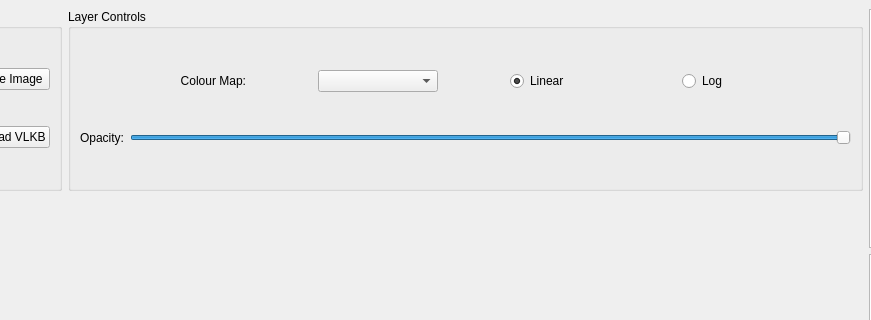
VisIVOLab/VisIVOVisualAnalytics, file Code/ui/pqwindowimage.ui: the form before one commit; both pictures show x 153 to 1024 and y 0 to 320 of the 1366 by 768 pixel window.
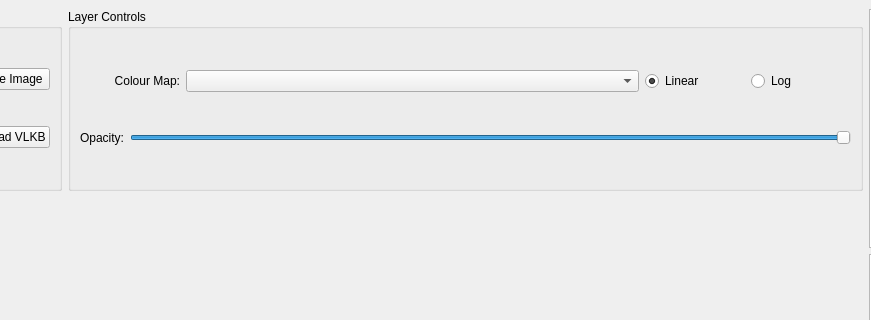
The form after the commit.

Commit message: Proxy tested, does not work even with builder.createProxy()

```diff
--- a/Code/ui/pqwindowimage.ui
+++ b/Code/ui/pqwindowimage.ui
@@ -90,7 +90,7 @@
                     </size>
                    </property>
                    <property name="text">
-                    <string>Colour Map:</string>
+                    <string>    Colour Map:</string>
                    </property>
                    <property name="alignment">
                     <set>Qt::AlignRight|Qt::AlignTrailing|Qt::AlignVCenter</set>
@@ -110,7 +110,7 @@
                    </property>
                    <property name="maximumSize">
                     <size>
-                     <width>120</width>
+                     <width>480</width>
                      <height>16777215</height>
                     </size>
                    </property>
```
The commit also changes 1 other file.
